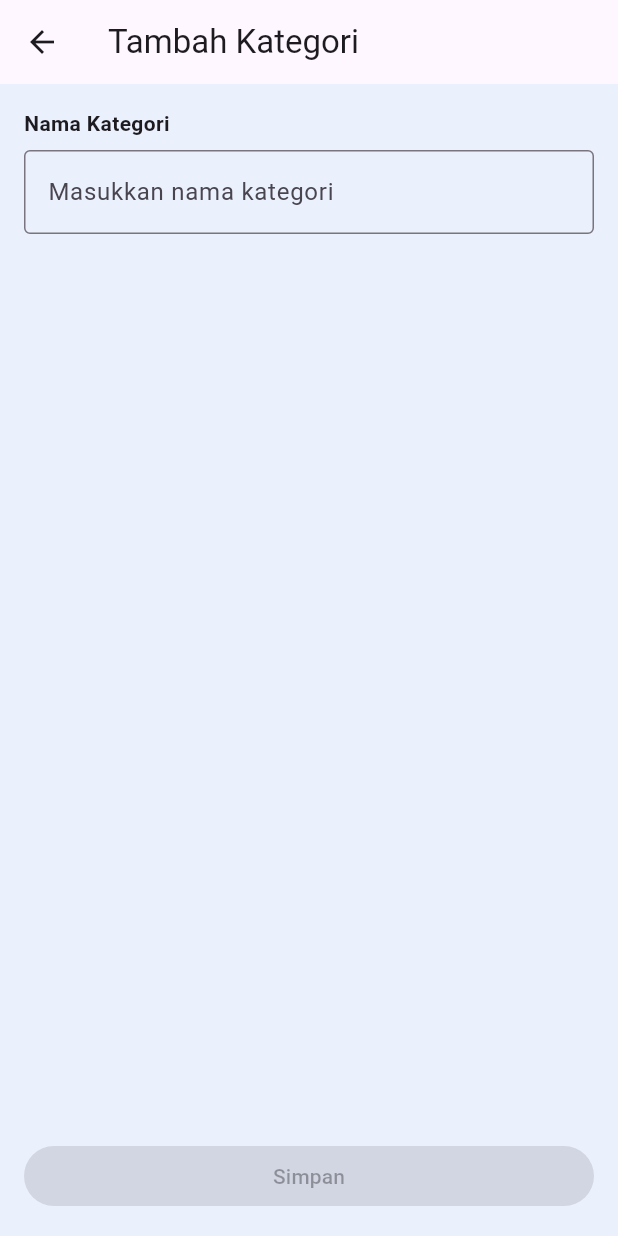
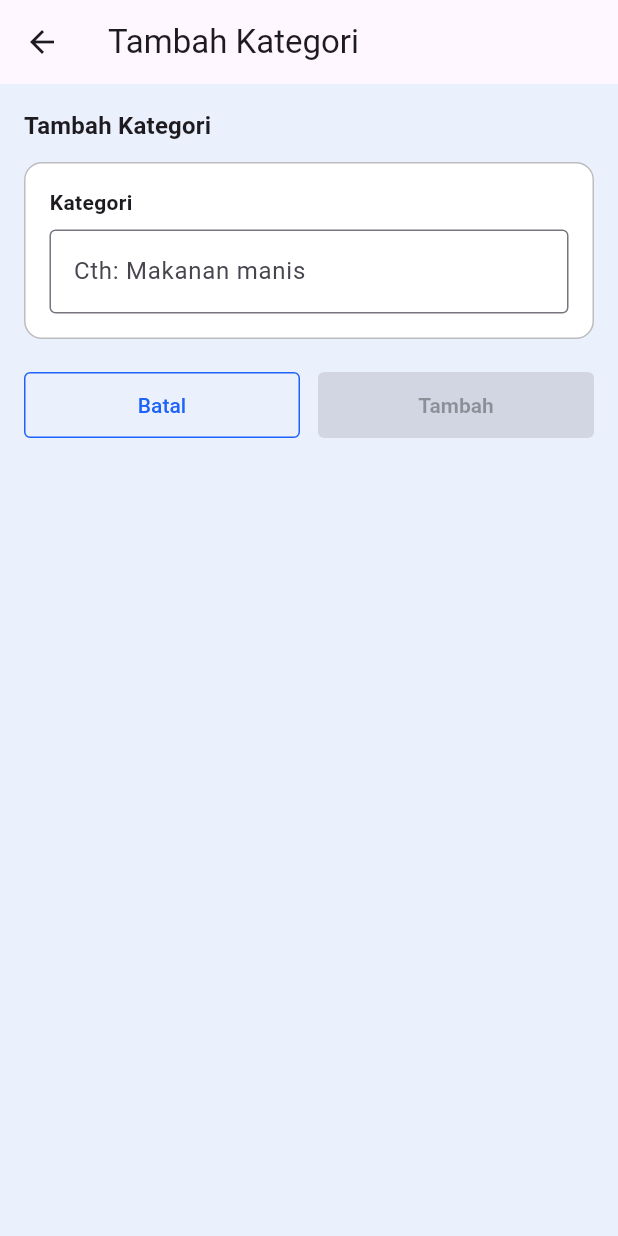
Before and after one commit to aliftheprogramer/gmedia-first-chalange, a Flutter app: the _AddCategoryView screen opened directly, on a phone screen of 412 x 824 dp. Run offline on Flutter 3.47's test engine with Material 3 defaults, Android fonts, the phone set to English and light mode, and no system bars; our stand-ins replace cached_network_image, dartz, dio, equatable, file_picker, flutter_bloc and 4 more; accounts and stored records are empty; network calls fail.

Commit message:
feat: Implement bottom sheet for adding categories; replace full-page screen, add logging, and enhance success feedback

```diff
--- a/lib/features/category/domain/repository/category_repository.dart
+++ b/lib/features/category/domain/repository/category_repository.dart
@@ -4,7 +4,7 @@ import 'package:gmedia_project/features/category/domain/entity/entity_response_c
 
 abstract class CategoryRepository {
   Future<DataState<List<CategoryEntityResponse>>> getCategories();
-  Future<DataState<CategoryEntityResponse>> createCategory(EntityRequestCategory category);
+  Future<DataState<void>> createCategory(EntityRequestCategory category);
   Future<DataState<CategoryEntityResponse>> updateCategory(EntityRequestCategory category);
   Future<DataState<void>> deleteCategory(String id);
   Future<DataState<CategoryEntityResponse>> getCategoryById(String id);
--- a/lib/features/category/domain/usecase/create_new_category_usecase.dart
+++ b/lib/features/category/domain/usecase/create_new_category_usecase.dart
@@ -1,16 +1,17 @@
 import 'package:gmedia_project/core/resources/data_state.dart';
 import 'package:gmedia_project/core/usecase/usecase.dart';
 import 'package:gmedia_project/features/category/domain/entity/entity_request_category.dart';
-import 'package:gmedia_project/features/category/domain/entity/entity_response_category.dart';
 import 'package:gmedia_project/features/category/domain/repository/category_repository.dart';
 
-class CreateNewCategoryUsecase implements Usecase<DataState<CategoryEntityResponse>, String> {
+class CreateNewCategoryUsecase implements Usecase<DataState<void>, String> {
   final CategoryRepository repository;
 
   CreateNewCategoryUsecase(this.repository);
 
+  // Note: Usecase-level logging is optional; repository/service also log detailed events.
+
   @override
-  Future<DataState<CategoryEntityResponse>> call({String? param}) {
+  Future<DataState<void>> call({String? param}) {
     if (param == null || param.isEmpty) {
       throw ArgumentError('Category name is required');
     }
--- a/lib/features/category/presentation/cubit/add_category_state.dart
+++ b/lib/features/category/presentation/cubit/add_category_state.dart
@@ -1,5 +1,5 @@
 import 'package:equatable/equatable.dart';
-import 'package:gmedia_project/features/category/domain/entity/entity_response_category.dart';
+// category response entity removed from success state as create returns void
 
 abstract class AddCategoryState extends Equatable {
   const AddCategoryState();
@@ -17,11 +17,10 @@ class AddCategorySubmitting extends AddCategoryState {
 }
 
 class AddCategorySuccess extends AddCategoryState {
-  final CategoryEntityResponse category;
-  const AddCategorySuccess(this.category);
+  const AddCategorySuccess();
 
   @override
-  List<Object?> get props => [category];
+  List<Object?> get props => [];
 }
 
 class AddCategoryFailure extends AddCategoryState {
--- a/lib/features/category/presentation/page/add_category_screen.dart
+++ b/lib/features/category/presentation/page/add_category_screen.dart
@@ -4,6 +4,8 @@ import 'package:gmedia_project/core/services/services_locator.dart';
 import 'package:gmedia_project/features/category/presentation/cubit/add_category_cubit.dart';
 import 'package:gmedia_project/features/category/presentation/cubit/add_category_form_cubit.dart';
 import 'package:gmedia_project/features/category/presentation/cubit/add_category_state.dart';
+import 'package:gmedia_project/navigation/cubit/navigation_cubit.dart';
+import 'package:gmedia_project/widget/custom_success_widget.dart';
 
 class AddCategoryScreen extends StatelessWidget {
   const AddCategoryScreen({super.key});
@@ -20,8 +22,15 @@ class AddCategoryScreen extends StatelessWidget {
   }
 }
 
-class _AddCategoryView extends StatelessWidget {
+class _AddCategoryView extends StatefulWidget {
   const _AddCategoryView();
+
+  @override
+  State<_AddCategoryView> createState() => _AddCategoryViewState();
+}
+
+class _AddCategoryViewState extends State<_AddCategoryView> {
+  bool _showSuccess = false;
 
   @override
   Widget build(BuildContext context) {
@@ -36,10 +45,7 @@ class _AddCategoryView extends StatelessWidget {
                 .showSnackBar(SnackBar(content: Text(state.message)));
           }
           if (state is AddCategorySuccess) {
-            ScaffoldMessenger.of(context).showSnackBar(
-              const SnackBar(content: Text('Kategori berhasil ditambahkan')),
-            );
-            Navigator.of(context).pop(true);
+            if (mounted) setState(() => _showSuccess = true);
           }
         },
         builder: (context, state) {
@@ -47,42 +53,111 @@ class _AddCategoryView extends StatelessWidget {
           final formState = formCubit.state;
           final isSubmitting = state is AddCategorySubmitting;
 
-          return Padding(
+          if (_showSuccess) {
+            return SafeArea(
+              child: CustomSuccessWidget(
+                onBack: () {
+                  // Kembali ke root/home
+                  try {
+                    context.read<NavigationCubit>().updateIndex(0);
+                  } catch (_) {}
+                  Navigator.of(context).popUntil((route) => route.isFirst);
+                },
+                onAddAnother: () {
+                  // Tampilkan form kembali
+                  setState(() => _showSuccess = false);
+                  try {
+                    context.read<AddCategoryFormCubit>().reset();
+                    context.read<AddCategoryCubit>().reset();
+                  } catch (_) {}
+                },
+              ),
+            );
+          }
+
+          return SingleChildScrollView(
             padding: const EdgeInsets.all(16.0),
+            child: Column(
+              crossAxisAlignment: CrossAxisAlignment.stretch,
+              children: [
+                if (isSubmitting) const LinearProgressIndicator(),
+                if (isSubmitting) const SizedBox(height: 12),
+
+                // Section title to match mock
+                Text(
+                  'Tambah Kategori',
+                  style: Theme.of(context).textTheme.titleMedium?.copyWith(fontWeight: FontWeight.w600),
+                ),
+                const SizedBox(height: 12),
+
+                // Card-style container (match add product look & feel)
+                Container(
+                  decoration: BoxDecoration(
+                    border: Border.all(color: Colors.grey.shade400),
+                    borderRadius: BorderRadius.circular(12),
+                    color: Colors.white,
+                  ),
+                  padding: const EdgeInsets.all(16),
                   child: Column(
                     crossAxisAlignment: CrossAxisAlignment.start,
                     children: [
-                const Text(
-                  'Nama Kategori',
-                  style: TextStyle(fontWeight: FontWeight.w600),
-                ),
+                      const Text('Kategori', style: TextStyle(fontWeight: FontWeight.w600)),
                       const SizedBox(height: 8),
                       TextFormField(
                         enabled: !isSubmitting,
-                  decoration: const InputDecoration(
-                    border: OutlineInputBorder(),
-                    hintText: 'Masukkan nama kategori',
-                  ),
+                        decoration: const InputDecoration(border: OutlineInputBorder(), hintText: 'Cth: Makanan manis'),
                         onChanged: formCubit.setName,
                       ),
-                const Spacer(),
-                SizedBox(
-                  width: double.infinity,
+                    ],
+                  ),
+                ),
+
+                const SizedBox(height: 20),
+                Row(
+                  children: [
+                    Expanded(
+                      child: OutlinedButton(
+                        onPressed: isSubmitting ? null : () => Navigator.of(context).pop(),
+                        style: OutlinedButton.styleFrom(
+                          foregroundColor: const Color(0xFF1E63F9),
+                          side: const BorderSide(color: Color(0xFF1E63F9), width: 1),
+                          padding: const EdgeInsets.symmetric(vertical: 14),
+                          shape: RoundedRectangleBorder(
+                            borderRadius: BorderRadius.circular(4),
+                          ),
+                          textStyle: const TextStyle(fontWeight: FontWeight.w500),
+                        ),
+                        child: const Text('Batal'),
+                      ),
+                    ),
+                    const SizedBox(width: 12),
+                    Expanded(
                       child: ElevatedButton(
                         onPressed: (!isSubmitting && formState.name.trim().isNotEmpty)
                             ? () {
                                 final addCubit = context.read<AddCategoryCubit>();
-                            addCubit.submit(formState.name);
+                                addCubit.submit(formState.name.trim());
                               }
                             : null,
+                        style: ElevatedButton.styleFrom(
+                          backgroundColor: const Color(0xFF1E63F9),
+                          foregroundColor: Colors.white,
+                          padding: const EdgeInsets.symmetric(vertical: 14),
+                          shape: RoundedRectangleBorder(
+                            borderRadius: BorderRadius.circular(4),
+                          ),
+                          textStyle: const TextStyle(fontWeight: FontWeight.w600),
+                        ),
                         child: isSubmitting
                             ? const SizedBox(
-                            width: 20,
-                            height: 20,
-                            child: CircularProgressIndicator(strokeWidth: 2),
+                                width: 18,
+                                height: 18,
+                                child: CircularProgressIndicator(strokeWidth: 2, color: Colors.white),
                               )
-                        : const Text('Simpan'),
+                            : const Text('Tambah'),
                       ),
+                    ),
+                  ],
                 ),
               ],
             ),
```
Also changed, not shown: lib/features/category/data/repository_impl/category_repository_impl.dart (+15 -3 lines), lib/features/category/data/source/category_api_service.dart (+19 -5 lines), lib/features/category/presentation/cubit/add_category_cubit.dart (+16 -2 lines), lib/features/category/presentation/widget/add_category_sheet.dart (added, +178 -0 lines), lib/features/product/presentation/widget/add_product_sheet.dart (+4 -4 lines), lib/navigation/screen/main_screen.dart (+10 -3 lines), lib/widget/custom_success_widget.dart (+6 -6 lines). Lines whose indentation alone changed are shown as unchanged.
